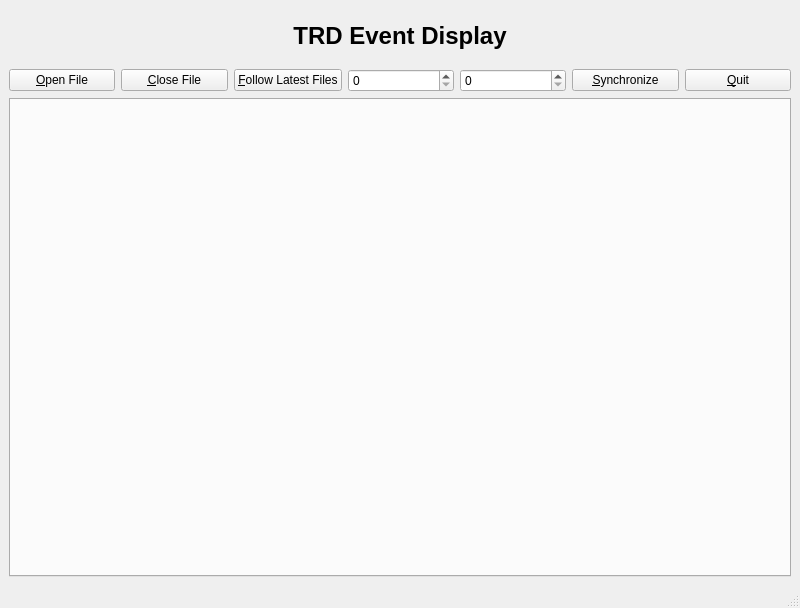
Above: ui/MainForm.ui from bastianbeischer/TRDEventDisplay before the change. Below: the same form after it.
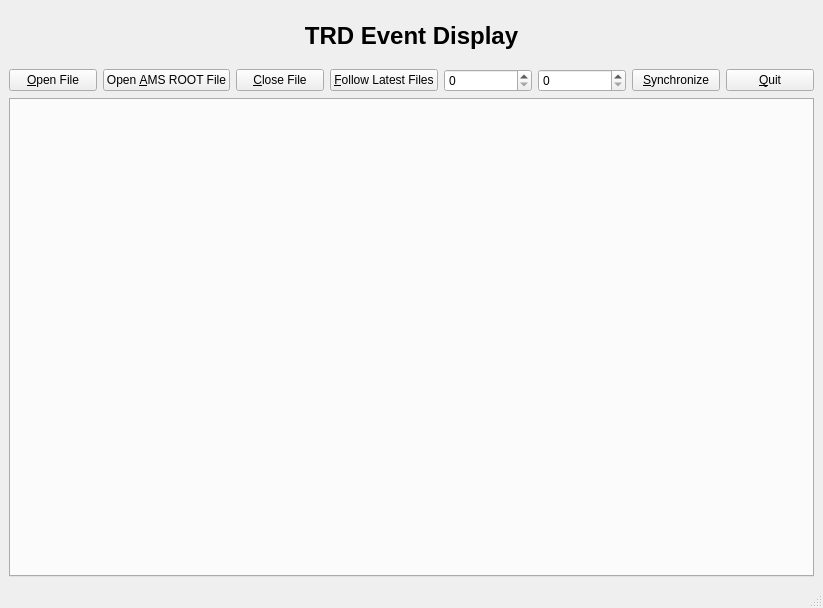
That is the form after the change.

Commit message: Added functionality to open AMS ROOT Files.

Patch:
```diff
--- a/ui/MainForm.ui
+++ b/ui/MainForm.ui
@@ -6,7 +6,7 @@
    <rect>
     <x>0</x>
     <y>0</y>
-    <width>800</width>
+    <width>823</width>
     <height>608</height>
    </rect>
   </property>
@@ -74,14 +74,14 @@
     </item>
     <item>
      <layout class="QGridLayout" name="m_buttonLayout">
-      <item row="1" column="1">
+      <item row="1" column="2">
        <widget class="QPushButton" name="m_closeFileButton">
         <property name="text">
          <string>&amp;Close File</string>
         </property>
        </widget>
       </item>
-      <item row="1" column="2">
+      <item row="1" column="3">
        <widget class="QPushButton" name="m_followFilesButton">
         <property name="text">
          <string>&amp;Follow Latest Files</string>
@@ -91,7 +91,7 @@
         </property>
        </widget>
       </item>
-      <item row="1" column="7">
+      <item row="1" column="8">
        <widget class="QPushButton" name="m_quitButton">
         <property name="text">
          <string>&amp;Quit</string>
@@ -101,7 +101,7 @@
         </property>
        </widget>
       </item>
-      <item row="1" column="4">
+      <item row="1" column="5">
        <widget class="QSpinBox" name="m_dirSpinBox">
         <property name="sizePolicy">
          <sizepolicy hsizetype="Preferred" vsizetype="Fixed">
@@ -114,7 +114,7 @@
         </property>
        </widget>
       </item>
-      <item row="1" column="5">
+      <item row="1" column="6">
        <widget class="QSpinBox" name="m_fileSpinBox">
         <property name="sizePolicy">
          <sizepolicy hsizetype="Preferred" vsizetype="Fixed">
@@ -134,7 +134,7 @@
         </property>
        </widget>
       </item>
-      <item row="1" column="6">
+      <item row="1" column="7">
        <widget class="QPushButton" name="m_syncButton">
         <property name="text">
          <string>&amp;Synchronize</string>
@@ -144,6 +144,13 @@
         </property>
        </widget>
       </item>
+      <item row="1" column="1">
+       <widget class="QPushButton" name="m_openAmsRootFileButton">
+        <property name="text">
+         <string>Open &amp;AMS ROOT File</string>
+        </property>
+       </widget>
+      </item>
      </layout>
     </item>
     <item>
```
The commit also changes 7 other files.
